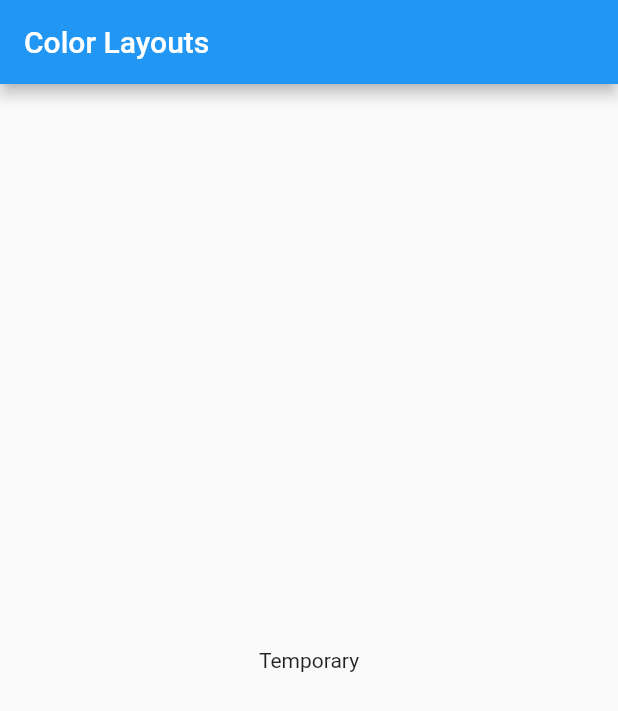
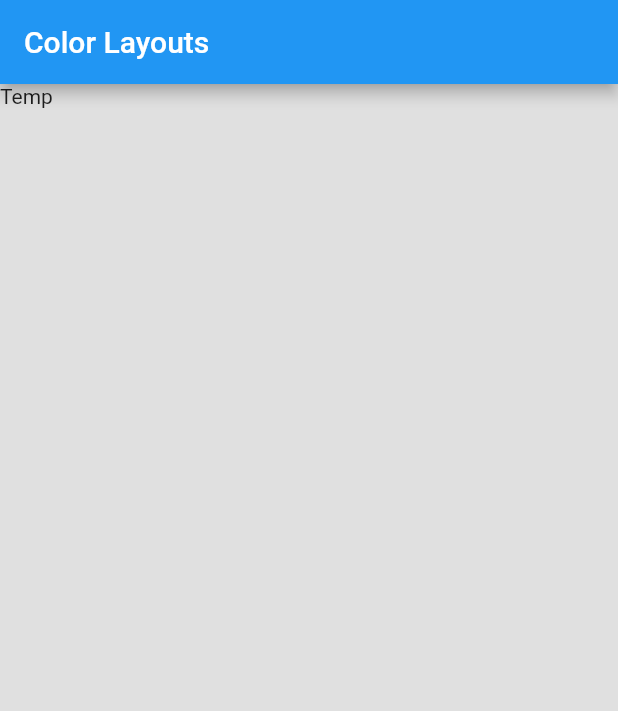
Before and after one commit to ghigbie/flutter_color_layout, a Flutter app: the screen it shows after launch, on a phone screen of 412 x 824 dp. Shown: the top 711 px of the screen. Run offline on Flutter 3.47's test engine with Material 2 defaults, Android fonts, the phone set to English and light mode, and no system bars.

Commit message:
Add new element

```diff
--- /dev/null
+++ b/lib/color_layout.dart
@@ -0,0 +1,15 @@
+import 'package:flutter/material.dart';
+
+
+class ColorLayout extends StatelessWidget{
+  @override
+  Widget build(BuildContext context){
+    return Center(
+      child: Container(
+        color: Colors.grey[300],
+        child: Text('Temp'),
+        height: double.infinity,
+        width: double.infinity,
+      ));
+  }
+}
--- a/lib/main.dart
+++ b/lib/main.dart
@@ -1,4 +1,5 @@
 import 'package:flutter/material.dart';
+import 'color_layout.dart';
 
 void main() => runApp(MyApp());
 
@@ -15,7 +16,7 @@ class MyApp extends StatelessWidget {
         appBar: AppBar(
           title: Text('Color Layouts')
         ),
-        body: Center(child: Text('Temporary'),),
+        body: ColorLayout(),
       )
     );
   }
```
Also changed, not shown: lib/first_row.dart (added).
